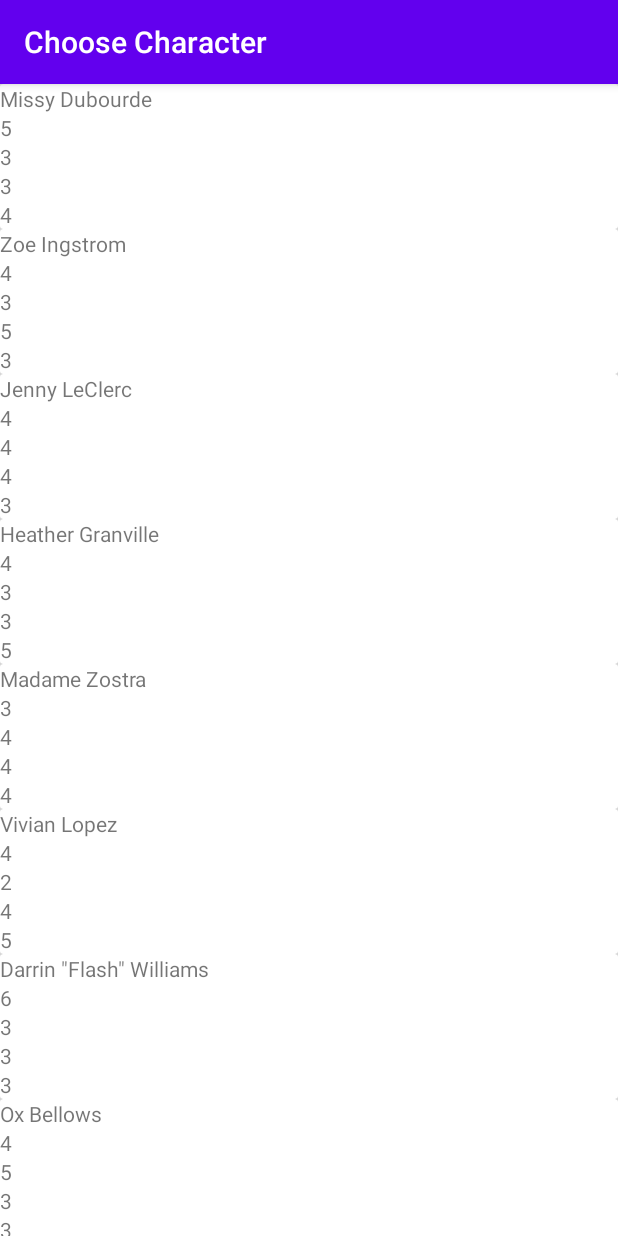
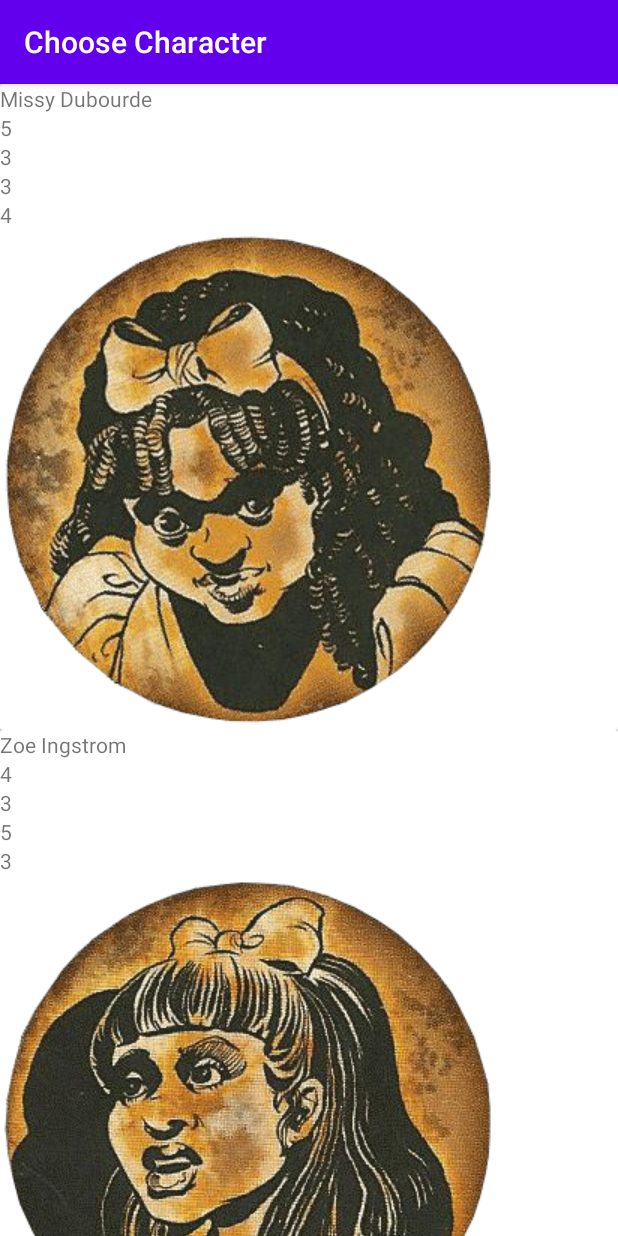
Before and after one commit to jhanson1384/bahoth-assistant-android, an Android app: the ChooseCharacterActivity screen opened directly, with no data from a screen before it, on a phone screen of 412 x 824 dp. Run offline under Robolectric (Android 15) with nearby library versions, the phone set to English and light mode, and no system bars.

Commit message:
Added portraits for each character, with resource ID's stored in PlayerCharacter

```diff
--- a/app/src/main/java/com/jhanson1384/bahothassistant/ChooseCharacterAdapter.java
+++ b/app/src/main/java/com/jhanson1384/bahothassistant/ChooseCharacterAdapter.java
@@ -3,6 +3,7 @@ package com.jhanson1384.bahothassistant;
 import android.view.LayoutInflater;
 import android.view.View;
 import android.view.ViewGroup;
+import android.widget.ImageView;
 import android.widget.TextView;
 
 import androidx.recyclerview.widget.RecyclerView;
@@ -20,6 +21,7 @@ public class ChooseCharacterAdapter
         public TextView might;
         public TextView sanity;
         public TextView knowledge;
+        public ImageView portrait;
 
         CharacterOverviewViewHolder(View v){
             super(v);
@@ -28,6 +30,7 @@ public class ChooseCharacterAdapter
             might = (TextView) v.findViewById(R.id.character_overview_might);
             sanity = (TextView) v.findViewById(R.id.character_overview_sanity);
             knowledge = (TextView) v.findViewById(R.id.character_overview_knowledge);
+            portrait = (ImageView) v.findViewById(R.id.character_overview_portrait);
         }
     }
 
@@ -52,6 +55,7 @@ public class ChooseCharacterAdapter
         holder.might.setText(Integer.toString(available_characters.get(index).getMight()));
         holder.sanity.setText(Integer.toString(available_characters.get(index).getSanity()));
         holder.knowledge.setText(Integer.toString(available_characters.get(index).getKnowledge()));
+        holder.portrait.setImageResource(available_characters.get(index).getPortraitID());
     }
 
     @Override
--- a/app/src/main/java/com/jhanson1384/bahothassistant/PlayerCharacter.java
+++ b/app/src/main/java/com/jhanson1384/bahothassistant/PlayerCharacter.java
@@ -24,6 +24,7 @@ public class PlayerCharacter {
                 this.birth_day = 14;
                 this.brief_desc = "A creepy little girl, who wants to be a doctor. She cuts up dead things, for fun. Missy then has nightmares about them.";
                 this.fears = "Dead things coming back to life to haunt her.";
+                this.portrait_id = R.drawable.missy_circle_img;
                 break;
             case ZOE:
                 this.name = "Zoe Ingstrom";
@@ -45,6 +46,7 @@ public class PlayerCharacter {
                 this.birth_day = 5;
                 this.brief_desc = "Zoe has an implied tragic story. Raised in an unhappy home, she uses dolls to express her emotions.";
                 this.fears = "The Boogeyman.";
+                this.portrait_id = R.drawable.zoe_circle_img;
                 break;
             case JENNY:
                 this.name = "Jenny LeClerc";
@@ -66,6 +68,7 @@ public class PlayerCharacter {
                 this.birth_day = 4;
                 this.brief_desc = "A quiet bookworm whose mother disappeared when she was younger. Jenny feels always alone.";
                 this.fears = "Being trapped in a crowd or lost in the open air.";
+                this.portrait_id = R.drawable.jenny_circle_img;
                 break;
             case HEATHER:
                 this.name = "Heather Granville";
@@ -87,6 +90,7 @@ public class PlayerCharacter {
                 this.birth_day = 2;
                 this.brief_desc = "Seen as perfect in both her eyes and the eyes of others, when things aren’t perfect she suffers from headaches. She keeps smiling anyway.";
                 this.fears = "Not being perfect.";
+                this.portrait_id = R.drawable.heather_circle_img;
                 break;
             case ZOSTRA:
                 this.name = "Madame Zostra";
@@ -108,6 +112,7 @@ public class PlayerCharacter {
                 this.birth_day = 10;
                 this.brief_desc = "Also known as Belladina, Madame Zostra is a tarot card reader and tea-leaf reader with her own stay-at-home astrology business.";
                 this.fears = "Death, especially that of her self.";
+                this.portrait_id = R.drawable.zostra_circle_img;
                 break;
             case VIVIAN:
                 this.name = "Vivian Lopez";
@@ -129,6 +134,7 @@ public class PlayerCharacter {
                 this.birth_day = 11;
                 this.brief_desc = "A small bookshop owner who, when finances become difficult, has thoughts of arson.";
                 this.fears = "The same as one of her greatest loves – fire.";
+                this.portrait_id = R.drawable.vivian_circle_img;
                 break;
             case DARRIN:
                 this.name = "Darrin \"Flash\" Williams";
@@ -150,6 +156,7 @@ public class PlayerCharacter {
                 this.birth_day = 6;
                 this.brief_desc = "Flash is a paranoid runner, who can’t help but shake the feeling that something is chasing him.";
                 this.fears = "Getting caught by that which is chasing him.";
+                this.portrait_id = R.drawable.flash_circle_img;
                 break;
             case OX:
                 this.name = "Ox Bellows";
@@ -171,6 +178,7 @@ public class PlayerCharacter {
                 this.birth_day = 18;
                 this.brief_desc = "A big kid who once had to lash out. Ox is now haunted by his past and what he did that one time.";
                 this.fears = "The dark.";
+                this.portrait_id = R.drawable.ox_circle_img;
                 break;
             case BRANDON:
                 this.name = "Brandon Jaspers";
@@ -192,6 +200,7 @@ public class PlayerCharacter {
                 this.birth_day = 12;
                 this.brief_desc = "A kid who never liked playing with traditional toys, Brandon could swear his old puppet was moving closer to him when he slept.";
                 this.fears = "Puppets, especially those of the clown variety.";
+                this.portrait_id = R.drawable.brandon_circle_img;
                 break;
             case PETER:
                 this.name = "Peter Akimoto";
@@ -213,6 +222,7 @@ public class PlayerCharacter {
                 this.birth_day = 3;
                 this.brief_desc = "Seriously bullied by his family, Peter liked to hide under his house and look at bugs. He wants to be an entomologist.";
                 this.fears = "Getting caught somewhere he can’t get out.";
+                this.portrait_id = R.drawable.peter_circle_img;
                 break;
             case RHINEHARDT:
                 this.name = "Father Rhinehardt";
@@ -234,6 +244,7 @@ public class PlayerCharacter {
                 this.birth_day = 29;
                 this.brief_desc = "A man who turned to religion to escape persecution, Father Rhinehardt is haunted by the mad whispers of the confessional booth.";
                 this.fears = "Going mad.";
+                this.portrait_id = R.drawable.rhinehardt_circle_img;
                 break;
             case LONGFELLOW:
                 this.name = "Professor Longfellow";
@@ -255,6 +266,7 @@ public class PlayerCharacter {
                 this.birth_day = 27;
                 this.brief_desc = "An aristocrat by birth, Professor Longfellow now lives with his mother, broke and wondering about her life insurance policy.";
                 this.fears = "Losing everything he has.";
+                this.portrait_id = R.drawable.longfellow_circle_img;
                 break;
             default:
                 throw new RuntimeException("Invalid argument to PlayerCharacter Constructor");
@@ -264,6 +276,7 @@ public class PlayerCharacter {
 
     //Accessor methods
     public String getName() { return this.name; }
+    public int getPortraitID() { return this.portrait_id; }
 
     //Determine speed by indexing into stats scale
     public int getSpeed() {
@@ -324,4 +337,6 @@ public class PlayerCharacter {
     private String brief_desc;
     //Character's fears
     private String fears;
+    //ID for character picture
+    private int portrait_id;
 }
--- a/app/src/main/res/layout/character_overview_item.xml
+++ b/app/src/main/res/layout/character_overview_item.xml
@@ -36,5 +36,11 @@
             android:layout_height="wrap_content"
             android:layout_below="@id/character_overview_sanity" />
 
+        <ImageView
+            android:id="@+id/character_overview_portrait"
+            android:layout_width="wrap_content"
+            android:layout_height="wrap_content"
+            android:layout_below="@id/character_overview_knowledge" />
+
     </RelativeLayout>
 </androidx.cardview.widget.CardView>
```
Also changed, not shown: app/src/main/res/drawable/brandon_circle_img.png (added), app/src/main/res/drawable/flash_circle_img.png (added), app/src/main/res/drawable/heather_circle_img.png (added), app/src/main/res/drawable/jenny_circle_img.png (added), app/src/main/res/drawable/longfellow_circle_img.png (added), app/src/main/res/drawable/missy_circle_img.png (added), app/src/main/res/drawable/ox_circle_img.png (added), app/src/main/res/drawable/peter_circle_img.png (added), app/src/main/res/drawable/rhinehardt_circle_img.png (added), app/src/main/res/drawable/vivian_circle_img.png (added), app/src/main/res/drawable/zoe_circle_img.png (added), app/src/main/res/drawable/zostra_circle_img.png (added).
